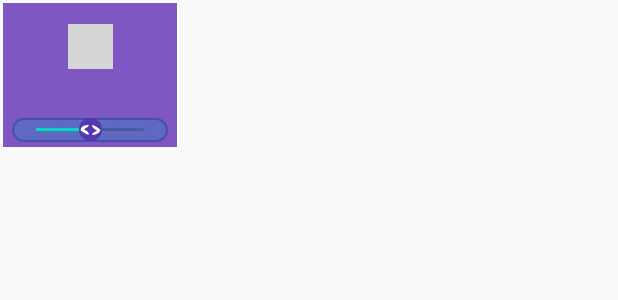
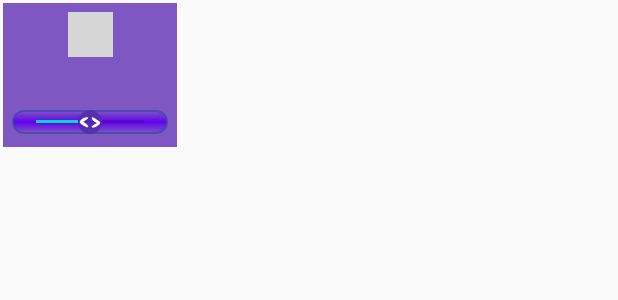
Before and after one commit to flaviotps/DurmaBem, an Android app: the layout item_sound_button.xml on its own in the app's theme, with its tools: preview values and no code run, on a phone screen of 412 x 824 dp. Shown: the top 300 px of the screen. Run offline under Robolectric (Android 15) with nearby library versions, the phone set to English and light mode, and no system bars; grey boxes are pictures that could not be loaded.

Commit message:
UI changes

```diff
--- a/app/src/main/res/drawable/seekbar_handle.xml
+++ b/app/src/main/res/drawable/seekbar_handle.xml
@@ -2,8 +2,8 @@
 <vector xmlns:android="http://schemas.android.com/apk/res/android"
     android:viewportWidth="56"
     android:viewportHeight="56"
-    android:width="15dp"
-    android:height="15dp">
+    android:width="16dp"
+    android:height="16dp">
     <group
         android:scaleX="2.0"
         android:scaleY="-2.0"
--- a/app/src/main/res/drawable/seekbar_path.xml
+++ b/app/src/main/res/drawable/seekbar_path.xml
@@ -11,9 +11,9 @@
         android:color="#BF3949AB">
     </stroke>
     <gradient
-        android:angle="0"
-        android:startColor="#D95C6BC0"
-        android:centerColor="#5C6BC0"
-        android:endColor="#D95C6BC0">
+        android:angle="90"
+        android:startColor="#7E57C2"
+        android:centerColor="@color/colorPrimary"
+        android:endColor="#7E57C2">
     </gradient>
 </shape>
--- a/app/src/main/res/layout/item_sound_button.xml
+++ b/app/src/main/res/layout/item_sound_button.xml
@@ -10,8 +10,7 @@
         android:id="@+id/icon"
         android:layout_width="30dp"
         android:layout_height="30dp"
-        android:layout_marginTop="16dp"
-        android:layout_marginBottom="24dp"
+        android:layout_marginTop="8dp"
         android:clickable="false"
         android:focusable="false"
         app:layout_constraintBottom_toTopOf="@+id/label"
@@ -22,18 +21,20 @@
         app:tint="@android:color/white" />
 
     <TextView
+        android:id="@+id/label"
+        android:layout_width="wrap_content"
+        android:layout_height="wrap_content"
+        android:layout_marginTop="8dp"
+        android:layout_marginBottom="16dp"
+        android:clickable="false"
+        android:focusable="false"
         android:shadowColor="@android:color/black"
         android:shadowDx="1"
         android:shadowDy="1"
         android:shadowRadius="5"
-        android:id="@+id/label"
-        android:layout_width="wrap_content"
-        android:layout_height="wrap_content"
-        android:layout_marginTop="8dp"
-        android:clickable="false"
-        android:focusable="false"
         android:textColor="@android:color/white"
         android:textStyle="bold"
+        app:layout_constraintBottom_toTopOf="@+id/volumeBar"
         app:layout_constraintEnd_toEndOf="parent"
         app:layout_constraintStart_toStartOf="parent"
         app:layout_constraintTop_toBottomOf="@+id/icon" />
@@ -43,6 +44,7 @@
         android:layout_width="0dp"
         android:layout_height="wrap_content"
         android:layout_marginStart="8dp"
+        android:layout_marginTop="24dp"
         android:layout_marginEnd="8dp"
         android:background="@drawable/seekbar_path"
         android:max="100"
@@ -51,6 +53,6 @@
         app:layout_constraintBottom_toBottomOf="parent"
         app:layout_constraintEnd_toEndOf="parent"
         app:layout_constraintStart_toStartOf="parent"
-        app:layout_constraintTop_toBottomOf="@+id/label" />
+        app:layout_constraintTop_toBottomOf="@+id/icon" />
 
 </androidx.constraintlayout.widget.ConstraintLayout>
--- a/app/src/main/res/layout/toolbar_custom.xml
+++ b/app/src/main/res/layout/toolbar_custom.xml
@@ -52,7 +52,7 @@
             app:layout_constraintTop_toTopOf="parent">
 
             <ImageButton
-                android:id="@+id/playAndPause"
+                android:id="@+id/toolbar_playAndPause"
                 android:layout_width="wrap_content"
                 android:layout_height="wrap_content"
                 android:layout_marginStart="8dp"
@@ -82,7 +82,7 @@
                 android:tint="@android:color/white"
                 app:layout_constraintBottom_toBottomOf="parent"
                 app:layout_constraintEnd_toEndOf="parent"
-                app:layout_constraintStart_toEndOf="@+id/playAndPause"
+                app:layout_constraintStart_toEndOf="@+id/toolbar_playAndPause"
                 app:layout_constraintTop_toTopOf="parent"
                 app:srcCompat="@drawable/ic_equalizer" />
         </androidx.constraintlayout.widget.ConstraintLayout>
```
Also changed, not shown: app/src/main/java/com/flaviotps/sleepwell/managers/MediaPlayerPoolManager.kt (+12 -0 lines), app/src/main/java/com/flaviotps/sleepwell/ui/main/MainActivity.kt (+23 -0 lines).
